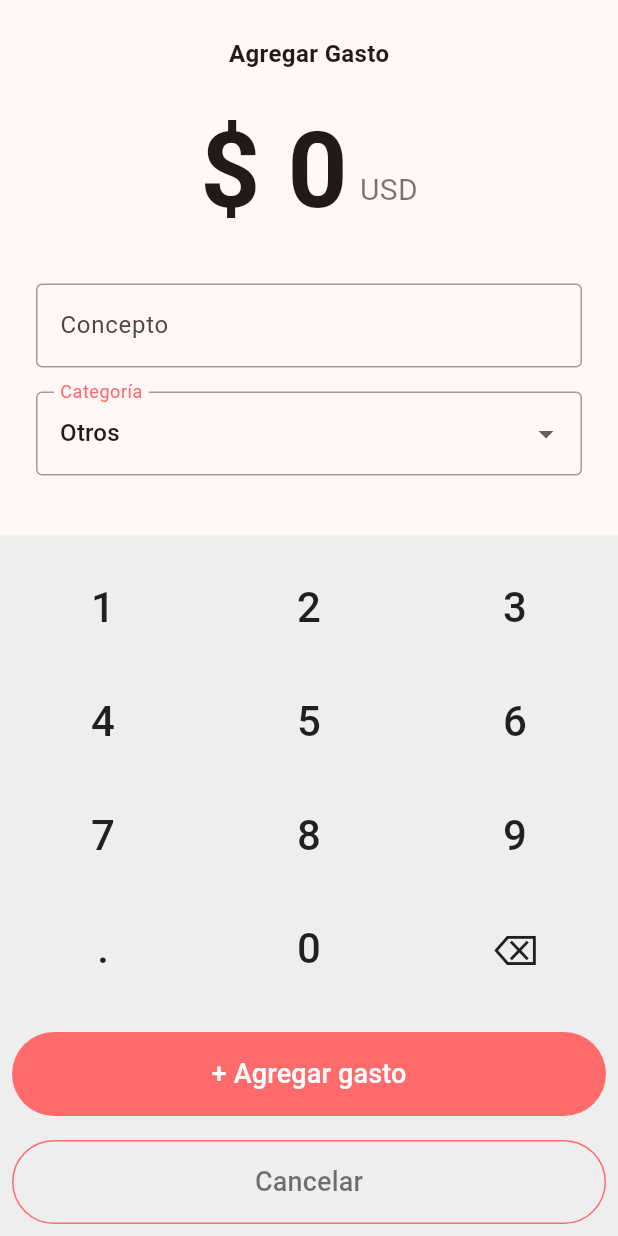
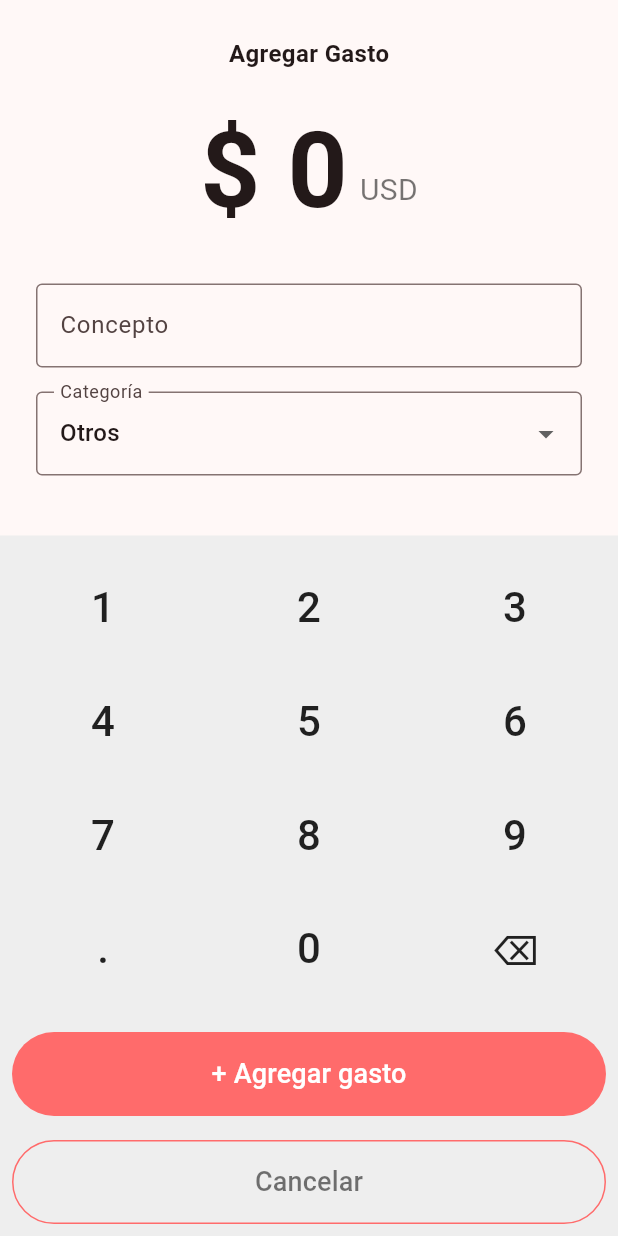
Before and after one commit to eduardo99-prog/Trabajo-final-del-curso, a Flutter app: the screen it shows after launch, after a tap on "+ Agregar gasto", on a phone screen of 412 x 824 dp. Run offline on Flutter 3.47's test engine with Material 3 defaults, Android fonts, the phone set to English and light mode, and no system bars; our stand-ins replace hive, hive_flutter; accounts and stored records are empty.

Commit message:
codigo editado

```diff
--- a/lib/main.dart
+++ b/lib/main.dart
@@ -3,16 +3,15 @@ import 'pantallas/home_screen.dart';
 import 'package:hive_flutter/hive_flutter.dart';
 import 'modelos/gastos.dart';
 
+// NUEVO main asíncrono
 Future main() async {
   WidgetsFlutterBinding.ensureInitialized();
   await Hive.initFlutter();
   Hive.registerAdapter(GastoAdapter());
-  if (!Hive.isBoxOpen('caja_gastos')) {
-    await Hive.openBox<Gasto>('caja_gastos');
-  }
+  await Hive.openBox<Gasto>('caja_gastos');
+
   runApp(const GastosApp());
 }
-
 class GastosApp extends StatelessWidget {
   const GastosApp({super.key});
 
@@ -23,38 +22,11 @@ class GastosApp extends StatelessWidget {
       title: 'Gastos App',
       theme: ThemeData(
         primaryColor: const Color(0xFFFF6B6B),
-        colorScheme: ColorScheme.fromSeed(
-          seedColor: const Color(0xFFFF6B6B),
-          // Forzar que el color de enfoque sea el mismo primario (rojo)
-          primary: const Color(0xFFFF6B6B),
-          secondary: const Color(0xFFFF6B6B),
-        ),
+        colorScheme: ColorScheme.fromSeed(seedColor: const Color(0xFFFF6B6B)),
         useMaterial3: true,
+        // configuracion de la fuente por defecto
         fontFamily: 'Roboto',
-        // === ELIMINA CUALQUIER RASTRO DE AMARILLO ===
-        inputDecorationTheme: const InputDecorationTheme(
-          // Borde cuando está enfocado (ROJO, no amarillo)
-          focusedBorder: OutlineInputBorder(
-            borderSide: BorderSide(color: Color(0xFFFF6B6B), width: 2),
-          ),
-          // Borde normal (gris)
-          enabledBorder: OutlineInputBorder(
-            borderSide: BorderSide(color: Colors.grey, width: 1),
-          ),
-          // Borde cuando tiene error (rojo)
-          errorBorder: OutlineInputBorder(
-            borderSide: BorderSide(color: Colors.red, width: 1),
-          ),
-          focusedErrorBorder: OutlineInputBorder(
-            borderSide: BorderSide(color: Colors.red, width: 2),
-          ),
-          // También forzamos el color de la etiqueta flotante
-          floatingLabelStyle: TextStyle(color: Color(0xFFFF6B6B)),
-        ),
-        // Forzar colores de enfoque y resaltado
-        focusColor: const Color(0xFFFF6B6B),
-        highlightColor: const Color(0xFFFF6B6B),
-        splashColor: const Color(0xFFFF6B6B),
+
       ),
       home: const HomeScreen(),
     );
--- a/lib/modelos/gastos.dart
+++ b/lib/modelos/gastos.dart
@@ -21,8 +21,9 @@ class GastoAdapter extends TypeAdapter<Gasto> {
     @override
     Gasto read(BinaryReader reader) {
       final cantidadCampos = reader.readByte();
-    final campos = <int, dynamic>{
-      for (int i = 0; i < cantidadCampos; i++) reader.readByte(): reader.read(),
+      final campos = <int, dynamic> {
+        for(int i = 0; i < cantidadCampos; i++)
+          reader.readByte(): reader.read(),
       };
       return Gasto(
         concepto: campos[0] as String,
@@ -45,4 +46,5 @@ class GastoAdapter extends TypeAdapter<Gasto> {
         ..writeByte(3)
         ..write(obj.fecha);
     }
+
   }
--- a/lib/pantallas/teclado_pantalla.dart
+++ b/lib/pantallas/teclado_pantalla.dart
@@ -10,9 +10,16 @@ class TecladoPantalla extends StatefulWidget {
 }
 
 class _TecladoPantallaState extends State<TecladoPantalla> {
+  // Estado: Esta variable guarda que categoría está activa
+  // 0 = Alimentacion, 1 = Transporte, 2 = Servicios, 3 = Otros
+  int categoriaSeleccionada = 0;
+
+  // 1. Nuestra memoria: Guardamos la cantidad que el usuario está ingresando
   String montoIngresado = '0';
+
+  // Variables nuevas para el formulario
   final conceptoController = TextEditingController();
-  String categoriaSeleccionadaTexto = 'Otros';
+  String categoriaSeleccionadaTexto = 'Otros'; // Valor por defecto
 
   @override
   void dispose() {
@@ -20,24 +27,27 @@ class _TecladoPantallaState extends State<TecladoPantalla> {
     super.dispose();
   }
 
+  // 2. Logica: Función para agegar números
+
   void agregarNumero(String numero) {
     setState(() {
       if (montoIngresado == '0' && numero != '.') {
-        montoIngresado = numero;
+        montoIngresado = numero; // Reemplaza el 0 inicial con el primer número ingresado
       } else if (montoIngresado.contains('.') && numero == '.') {
-        return;
+        return; // Evita agregar un segundo punto decimal (ej. 14.5.2)
       } else {
         montoIngresado += numero;
       }
     });
   }
 
+  // 3. Logica: Función para borrar el último número
   void borrarUltimo() {
     setState(() {
       if (montoIngresado.length > 1) {
         montoIngresado = montoIngresado.substring(0, montoIngresado.length - 1);
       } else {
-        montoIngresado = '0';
+        montoIngresado = '0'; // Si solo queda un dígito, lo reemplaza con 0
       }
     });
   }
@@ -61,6 +71,7 @@ class _TecladoPantallaState extends State<TecladoPantalla> {
     }
 
   @override
+
   Widget build(BuildContext context) {
     return Scaffold(
       body: SafeArea(
@@ -72,6 +83,9 @@ class _TecladoPantallaState extends State<TecladoPantalla> {
               style: TextStyle(fontSize: 16, fontWeight: FontWeight.bold),
             ),
             const SizedBox(height: 32),
+
+            // Cantidad grande
+
             Row(
               mainAxisAlignment: MainAxisAlignment.center,
               crossAxisAlignment: CrossAxisAlignment.end,
@@ -80,9 +94,9 @@ class _TecladoPantallaState extends State<TecladoPantalla> {
                   '\$ $montoIngresado',
                   style: const TextStyle(fontSize: 70, fontWeight: FontWeight.bold, height: 1),
                 ),
-                const SizedBox(width: 8),
+                SizedBox(width: 8),
                 Padding(
-                  padding: const EdgeInsets.only(bottom: 8.0),
+                  padding: EdgeInsets.only(bottom: 8.0),
                   child: Text(
                     'USD',
                     style: TextStyle(fontSize: 20, color: Colors.black54),
@@ -91,45 +105,27 @@ class _TecladoPantallaState extends State<TecladoPantalla> {
               ],
             ),
             const SizedBox(height: 40),
-            // ========== CAMPO CONCEPTO (sin amarillo) ==========
+
+            // Categorías horizontales
+            // INICIO nuevo firmulario HIVE
             Padding(
               padding: const EdgeInsets.symmetric(horizontal: 24),
               child: TextField(
                 controller: conceptoController,
-                decoration: InputDecoration(
+                decoration: const InputDecoration(
                   labelText: 'Concepto',
-                  border: OutlineInputBorder(
-                    borderSide: const BorderSide(color: Colors.grey, width: 1),
-                  ),
-                  focusedBorder: OutlineInputBorder(
-                    borderSide: BorderSide(color: Theme.of(context).primaryColor, width: 2),
-                  ),
-                  enabledBorder: const OutlineInputBorder(
-                    borderSide: BorderSide(color: Colors.grey, width: 1),
-                  ),
-                  // Etiqueta flotante en rojo
-                  floatingLabelStyle: TextStyle(color: Theme.of(context).primaryColor),
+                  border: OutlineInputBorder(),
                 ),
               ),
             ),
             const SizedBox(height: 16),
-            // ========== CAMPO CATEGORÍA (sin amarillo) ==========
             Padding(
               padding: const EdgeInsets.symmetric(horizontal: 24),
-              child: DropdownButtonFormField<String>(
+              child: DropdownButtonFormField(
                 value: categoriaSeleccionadaTexto,
-                decoration: InputDecoration(
+                decoration: const InputDecoration(
                   labelText: 'Categoría',
-                  border: OutlineInputBorder(
-                    borderSide: const BorderSide(color: Colors.grey, width: 1),
-                  ),
-                  focusedBorder: OutlineInputBorder(
-                    borderSide: BorderSide(color: Theme.of(context).primaryColor, width: 2),
-                  ),
-                  enabledBorder: const OutlineInputBorder(
-                    borderSide: BorderSide(color: Colors.grey, width: 1),
-                  ),
-                  floatingLabelStyle: TextStyle(color: Theme.of(context).primaryColor),
+                  border: OutlineInputBorder(),
                 ),
                 items: const [
                   DropdownMenuItem(value: 'Alimentación', child: Text('Alimentación')),
@@ -146,8 +142,9 @@ class _TecladoPantallaState extends State<TecladoPantalla> {
                 },
               ),
             ),
+
             const SizedBox(height: 40),
-            // ========== TECLADO NUMÉRICO ==========
+            // Contenedor del teclado numérico gris
             Expanded(
               child: Container(
                 width: double.infinity,
@@ -166,10 +163,12 @@ class _TecladoPantallaState extends State<TecladoPantalla> {
                         ],
                       ),
                     ),
+                    // Botones con UX
                     Padding(
                       padding: const EdgeInsets.all(8.0),
                       child: Column(
                         children: [
+                          // 1 Accion Principal
                           SizedBox(
                             width: double.infinity,
                             height: 56,
@@ -182,7 +181,7 @@ class _TecladoPantallaState extends State<TecladoPantalla> {
                                     ? 'Gasto'
                                     : conceptoController.text.trim();
 
-                                final caja = Hive.box<Gasto>('caja_gastos');
+                                final caja = Hive.box('caja_gastos');
                                 final gasto = Gasto(
                                   concepto: concepto,
                                   monto: monto,
@@ -190,10 +189,11 @@ class _TecladoPantallaState extends State<TecladoPantalla> {
                                   fecha: DateTime.now(),
                                 );
 
-                                await caja.add(gasto);
+                                await caja.add(gasto); // Guarda en disco
 
                                 if (!context.mounted) return;
-                                Navigator.pop(context);
+                                Navigator.pop(context); // Cierra la pantalla
+
                               },
                               style: ElevatedButton.styleFrom(
                                 backgroundColor: Theme.of(context).primaryColor,
@@ -209,6 +209,7 @@ class _TecladoPantallaState extends State<TecladoPantalla> {
                             ),
                           ),
                           const SizedBox(height: 16),
+                          // 2 Accion Secundaria
                           SizedBox(
                             width: double.infinity,
                             height: 56,
@@ -229,7 +230,7 @@ class _TecladoPantallaState extends State<TecladoPantalla> {
                             ),
                           ),
                         ],
-                      ),
+                      )
                     )
                   ],
                 ),
```
Also changed, not shown: lib/pantallas/home_screen.dart (+27 -7 lines). Lines whose indentation alone changed are shown as unchanged.
